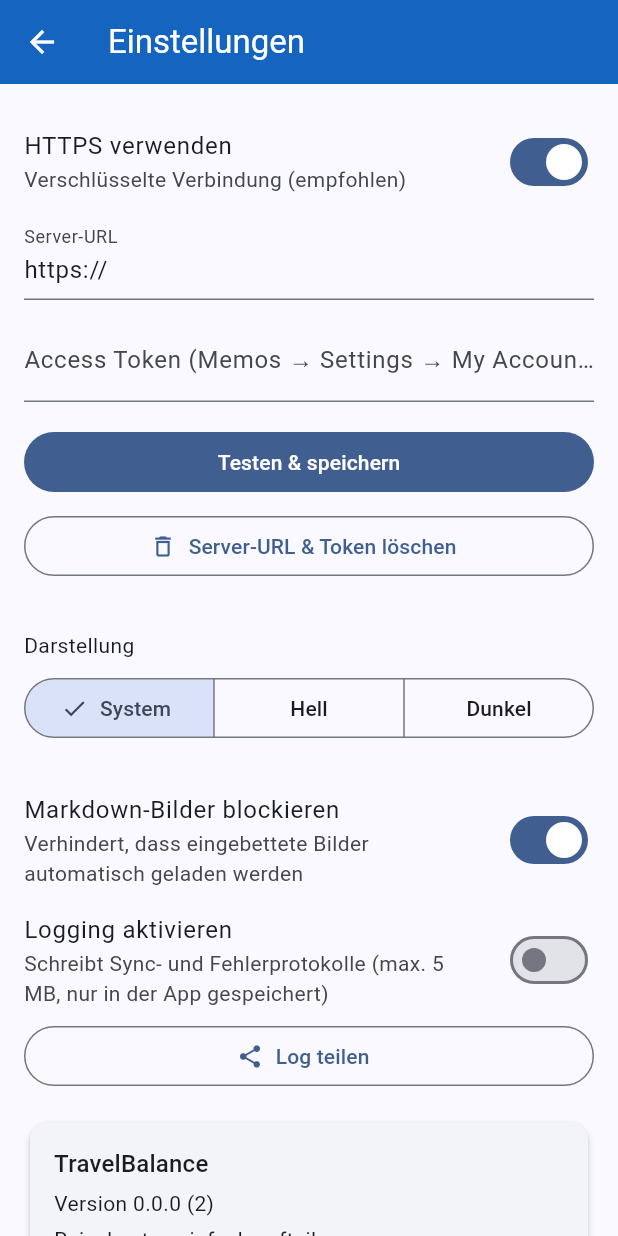
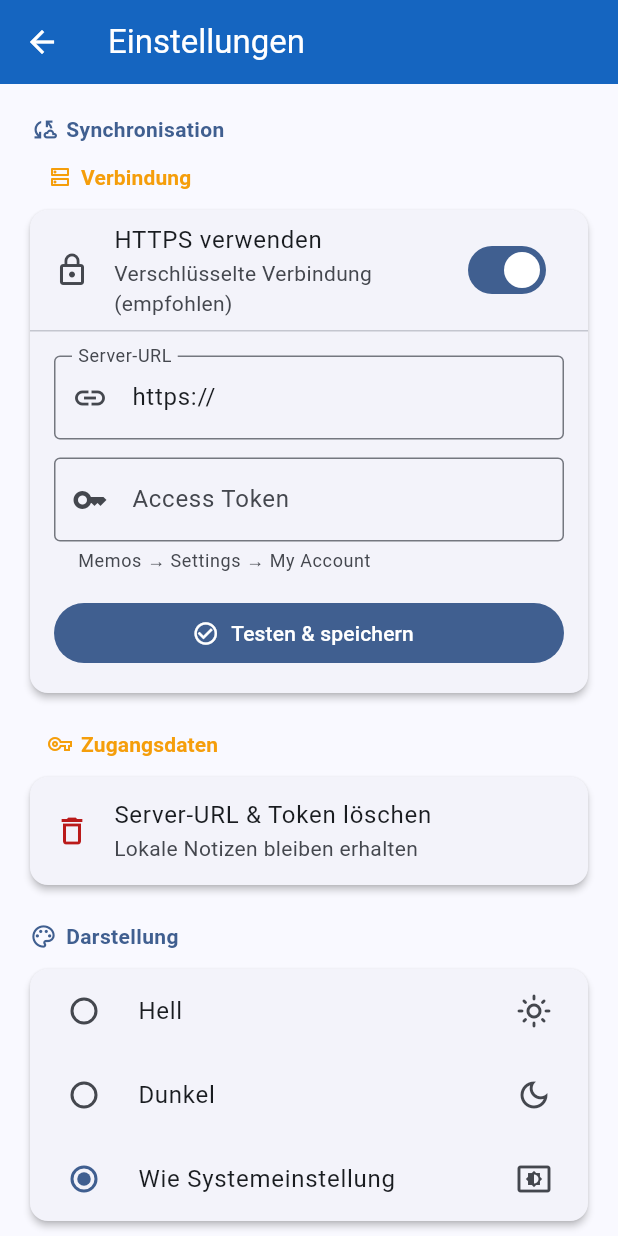
Before and after one commit to homehoster/meine_notizen, a Flutter app: the screen it shows after launch, after a tap on "Server & Token einrichten", on a phone screen of 412 x 824 dp. Run offline on Flutter 3.47's test engine with Material 3 defaults, Android fonts, the phone set to English and light mode, and no system bars; our stand-ins replace audioplayers, file_picker, flutter_markdown_plus, flutter_secure_storage, geolocator, image_picker and 3 more; missing offline and left inert: home_widget, record.

Commit message:
Optik Einstellungen

```diff
--- a/lib/screens/settings_screen.dart
+++ b/lib/screens/settings_screen.dart
@@ -127,8 +127,20 @@ class _SettingsScreenState extends State<SettingsScreen> {
       body: ListView(
         padding: const EdgeInsets.all(16),
         children: [
+          const _SectionHeader(
+            title: 'Synchronisation',
+            icon: Icons.cloud_sync_outlined,
+          ),
+          const _SubsectionHeader(title: 'Verbindung', icon: Icons.dns_outlined),
+          Card(
+            child: Column(
+              crossAxisAlignment: CrossAxisAlignment.start,
+              children: [
                 SwitchListTile(
-            contentPadding: EdgeInsets.zero,
+                  secondary: Icon(
+                    https ? Icons.lock_outline : Icons.lock_open_outlined,
+                    color: https ? null : scheme.error,
+                  ),
                   title: const Text('HTTPS verwenden'),
                   subtitle: Text(
                     https
@@ -140,32 +152,39 @@ class _SettingsScreenState extends State<SettingsScreen> {
                 ),
                 if (!https)
                   Padding(
-              padding: const EdgeInsets.only(bottom: 8),
+                    padding: const EdgeInsets.fromLTRB(16, 0, 16, 8),
                     child: Row(
                       crossAxisAlignment: CrossAxisAlignment.start,
                       children: [
                         Icon(
                           Icons.warning_amber_rounded,
-                    size: 20,
+                          size: 18,
                           color: scheme.error,
                         ),
-                  const SizedBox(width: 8),
+                        const SizedBox(width: 6),
                         Expanded(
                           child: Text(
                             'Token und Notizen werden im Klartext übertragen und können mitgelesen werden. '
                             'Nur in vertrauenswürdigen Netzwerken (z. B. Heimnetz) verwenden.',
-                      style: TextStyle(color: scheme.error),
+                            style: TextStyle(fontSize: 12, color: scheme.error),
                           ),
                         ),
                       ],
                     ),
                   ),
+                const Divider(height: 1),
+                Padding(
+                  padding: const EdgeInsets.all(16),
+                  child: Column(
+                    children: [
                       TextField(
                         controller: url,
                         keyboardType: TextInputType.url,
                         autocorrect: false,
                         enableSuggestions: false,
                         decoration: const InputDecoration(
+                          border: OutlineInputBorder(),
+                          prefixIcon: Icon(Icons.link),
                           labelText: 'Server-URL',
                           hintText: 'https://memos.example.com',
                         ),
@@ -177,35 +196,81 @@ class _SettingsScreenState extends State<SettingsScreen> {
                         enableSuggestions: false,
                         autocorrect: false,
                         decoration: const InputDecoration(
-              labelText: 'Access Token (Memos → Settings → My Account)',
+                          border: OutlineInputBorder(),
+                          prefixIcon: Icon(Icons.key_outlined),
+                          labelText: 'Access Token',
+                          helperText: 'Memos → Settings → My Account',
                         ),
                       ),
                       const SizedBox(height: 16),
-          FilledButton(
+                      SizedBox(
+                        width: double.infinity,
+                        child: FilledButton.icon(
+                          icon: const Icon(Icons.check_circle_outline),
+                          label: Text(busy ? 'Prüfe …' : 'Testen & speichern'),
                           onPressed: busy ? null : _save,
-            child: Text(busy ? 'Prüfe …' : 'Testen & speichern'),
                         ),
-          const SizedBox(height: 8),
-          OutlinedButton.icon(
-            icon: const Icon(Icons.delete_outline),
-            label: const Text('Server-URL & Token löschen'),
-            onPressed: busy ? null : _clear,
                       ),
-          const SizedBox(height: 32),
-          const Text('Darstellung'),
-          const SizedBox(height: 8),
-          SegmentedButton<ThemeMode>(
-            segments: const [
-              ButtonSegment(value: ThemeMode.system, label: Text('System')),
-              ButtonSegment(value: ThemeMode.light, label: Text('Hell')),
-              ButtonSegment(value: ThemeMode.dark, label: Text('Dunkel')),
                     ],
-            selected: {s.themeMode},
-            onSelectionChanged: (v) => s.setTheme(v.first),
                   ),
-          const SizedBox(height: 24),
-          SwitchListTile(
-            contentPadding: EdgeInsets.zero,
+                ),
+              ],
+            ),
+          ),
+          const SizedBox(height: 16),
+          const _SubsectionHeader(
+            title: 'Zugangsdaten',
+            icon: Icons.vpn_key_outlined,
+          ),
+          Card(
+            child: ListTile(
+              enabled: !busy,
+              leading: Icon(Icons.delete_outline, color: scheme.error),
+              title: const Text('Server-URL & Token löschen'),
+              subtitle: const Text('Lokale Notizen bleiben erhalten'),
+              onTap: busy ? null : _clear,
+            ),
+          ),
+          const SizedBox(height: 16),
+          const _SectionHeader(
+            title: 'Darstellung',
+            icon: Icons.palette_outlined,
+          ),
+          Card(
+            child: RadioGroup<ThemeMode>(
+              groupValue: s.themeMode,
+              onChanged: (mode) {
+                if (mode != null) s.setTheme(mode);
+              },
+              child: const Column(
+                children: [
+                  RadioListTile<ThemeMode>(
+                    secondary: Icon(Icons.light_mode_outlined),
+                    title: Text('Hell'),
+                    value: ThemeMode.light,
+                  ),
+                  RadioListTile<ThemeMode>(
+                    secondary: Icon(Icons.dark_mode_outlined),
+                    title: Text('Dunkel'),
+                    value: ThemeMode.dark,
+                  ),
+                  RadioListTile<ThemeMode>(
+                    secondary: Icon(Icons.settings_brightness_outlined),
+                    title: Text('Wie Systemeinstellung'),
+                    value: ThemeMode.system,
+                  ),
+                ],
+              ),
+            ),
+          ),
+          const SizedBox(height: 16),
+          const _SectionHeader(
+            title: 'Datenschutz',
+            icon: Icons.privacy_tip_outlined,
+          ),
+          Card(
+            child: SwitchListTile(
+              secondary: const Icon(Icons.hide_image_outlined),
               title: const Text('Markdown-Bilder blockieren'),
               subtitle: const Text(
                 'Verhindert, dass eingebettete Bilder automatisch geladen werden',
@@ -213,8 +278,17 @@ class _SettingsScreenState extends State<SettingsScreen> {
               value: s.blockMarkdownImages,
               onChanged: s.setBlockMarkdownImages,
             ),
+          ),
+          const SizedBox(height: 16),
+          const _SectionHeader(
+            title: 'Diagnose',
+            icon: Icons.bug_report_outlined,
+          ),
+          Card(
+            child: Column(
+              children: [
                 SwitchListTile(
-            contentPadding: EdgeInsets.zero,
+                  secondary: const Icon(Icons.description_outlined),
                   title: const Text('Logging aktivieren'),
                   subtitle: const Text(
                     'Schreibt Sync- und Fehlerprotokolle (max. 5 MB, nur in der App gespeichert)',
@@ -222,20 +296,28 @@ class _SettingsScreenState extends State<SettingsScreen> {
                   value: s.logEnabled,
                   onChanged: s.setLogEnabled,
                 ),
-          OutlinedButton.icon(
-            icon: const Icon(Icons.share),
-            label: const Text('Log teilen'),
-            onPressed: () async {
+                const Divider(height: 1),
+                ListTile(
+                  leading: const Icon(Icons.share, color: Colors.deepPurple),
+                  title: const Text('Log teilen'),
+                  subtitle: const Text('Vorhandene Logdatei teilen'),
+                  onTap: () async {
                     final msg = ScaffoldMessenger.of(context);
                     final ok = await LogService.share();
                     if (!ok) {
                       msg.showSnackBar(
-                  const SnackBar(content: Text('Noch keine Logs vorhanden')),
+                        const SnackBar(
+                          content: Text('Noch keine Logs vorhanden'),
+                        ),
                       );
                     }
                   },
                 ),
+              ],
+            ),
+          ),
           const SizedBox(height: 16),
+          const _SectionHeader(title: 'Info', icon: Icons.info_outline),
           Card(
             child: Padding(
               padding: const EdgeInsets.all(16),
@@ -243,13 +325,13 @@ class _SettingsScreenState extends State<SettingsScreen> {
                 crossAxisAlignment: CrossAxisAlignment.start,
                 children: [
                   Text(
-                    'TravelBalance',
+                    'Meine Notizen',
                     style: Theme.of(context).textTheme.titleMedium,
                   ),
                   const SizedBox(height: 4),
                   const AppVersionText(),
                   const SizedBox(height: 4),
-                  const Text('Reisekosten einfach aufteilen.'),
+                  const Text('Notizen erfassen – optional mit Memos synchronisiert.'),
                 ],
               ),
             ),
@@ -259,3 +341,56 @@ class _SettingsScreenState extends State<SettingsScreen> {
     );
   }
 }
+
+class _SectionHeader extends StatelessWidget {
+  final String title;
+  final IconData icon;
+  const _SectionHeader({required this.title, required this.icon});
+
+  @override
+  Widget build(BuildContext context) {
+    return Padding(
+      padding: const EdgeInsets.only(left: 4, bottom: 8, top: 4),
+      child: Row(
+        children: [
+          Icon(icon, size: 18, color: Theme.of(context).colorScheme.primary),
+          const SizedBox(width: 6),
+          Text(
+            title,
+            style: TextStyle(
+              fontWeight: FontWeight.bold,
+              color: Theme.of(context).colorScheme.primary,
+            ),
+          ),
+        ],
+      ),
+    );
+  }
+}
+
+class _SubsectionHeader extends StatelessWidget {
+  final String title;
+  final IconData icon;
+  const _SubsectionHeader({required this.title, required this.icon});
+
+  @override
+  Widget build(BuildContext context) {
+    final theme = Theme.of(context);
+    return Padding(
+      padding: const EdgeInsets.only(left: 16, bottom: 8, top: 4),
+      child: Row(
+        children: [
+          Icon(icon, size: 16, color: theme.colorScheme.secondary),
+          const SizedBox(width: 6),
+          Text(
+            title,
+            style: theme.textTheme.titleSmall?.copyWith(
+              fontWeight: FontWeight.w600,
+              color: theme.colorScheme.secondary,
+            ),
+          ),
+        ],
+      ),
+    );
+  }
+}
--- a/pubspec.yaml
+++ b/pubspec.yaml
@@ -16,7 +16,7 @@ publish_to: 'none' # Remove this line if you wish to publish to pub.dev
 # https://developer.apple.com/library/archive/documentation/General/Reference/InfoPlistKeyReference/Articles/CoreFoundationKeys.html
 # In Windows, build-name is used as the major, minor, and patch parts
 # of the product and file versions while build-number is used as the build suffix.
-version: 0.0.0+2
+version: 0.1.2+3
 
 environment:
   sdk: ^3.13.4
```
Also changed, not shown: lib/screens/home_screen.dart (+152 -156 lines). Lines whose indentation alone changed are shown as unchanged.
